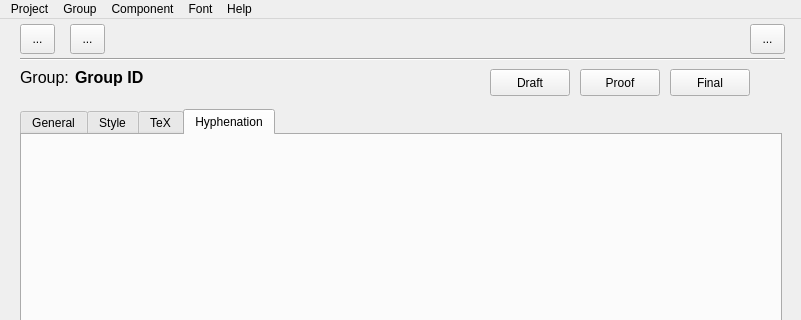
This is lib/rapuma/dialog/main_dlg.ui in sillsdev/rapuma as Qt 5 draws it before an edit; both pictures show x 0 to 801 and y 0 to 320 of the 801 by 628 pixel window. The edited form follows.
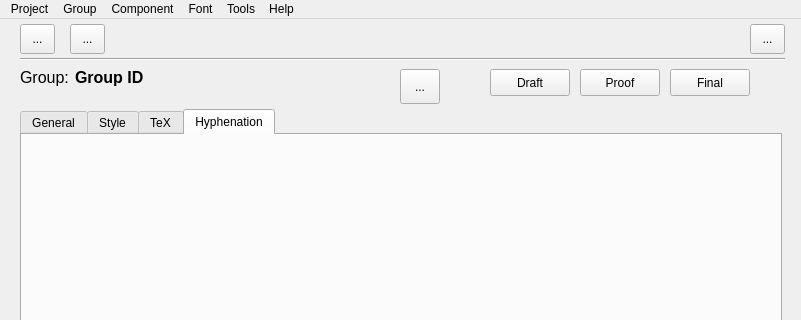
This is the edited form. The open tabs and pages were chosen to show the change. Icons and pictures are not drawn.

Commit message: Add draft, proof, final icons - testing

Patch:
```diff
--- a/lib/rapuma/dialog/main_dlg.ui
+++ b/lib/rapuma/dialog/main_dlg.ui
@@ -418,6 +418,29 @@
        <string>&lt;html&gt;&lt;head/&gt;&lt;body&gt;&lt;p align=&quot;center&quot;&gt;&lt;span style=&quot; font-size:16pt; font-weight:600; font-style:italic; text-decoration: underline; color:#cfcfcf;&quot;&gt;Component&lt;/span&gt;&lt;/p&gt;&lt;/body&gt;&lt;/html&gt;</string>
       </property>
      </widget>
+     <widget class="QToolButton" name="toolButtonGroupDraft">
+      <property name="geometry">
+       <rect>
+        <x>390</x>
+        <y>10</y>
+        <width>40</width>
+        <height>35</height>
+       </rect>
+      </property>
+      <property name="text">
+       <string>...</string>
+      </property>
+      <property name="icon">
+       <iconset resource="../icon/pyresources.qrc">
+        <normaloff>:/document_draft-48.png</normaloff>:/document_draft-48.png</iconset>
+      </property>
+      <property name="iconSize">
+       <size>
+        <width>32</width>
+        <height>32</height>
+       </size>
+      </property>
+     </widget>
     </widget>
     <widget class="QWidget" name="pageComponent">
      <widget class="QLabel" name="labelComponentCid">
@@ -906,10 +929,18 @@
     <addaction name="menuFontRemove"/>
     <addaction name="menuFontUpdate"/>
    </widget>
+   <widget class="QMenu" name="menuTools">
+    <property name="title">
+     <string>Tools</string>
+    </property>
+    <addaction name="menuToolsMockup"/>
+    <addaction name="menuToolsIndextabs"/>
+   </widget>
    <addaction name="menuProject"/>
    <addaction name="menuGroup"/>
    <addaction name="menuComponent"/>
    <addaction name="menuFont"/>
+   <addaction name="menuTools"/>
    <addaction name="menuHelp"/>
   </widget>
   <widget class="QStatusBar" name="statusbar"/>
```
Left out of the diff: 18 changed lines with no effect on the pictures. The commit also changes 31 other files.
